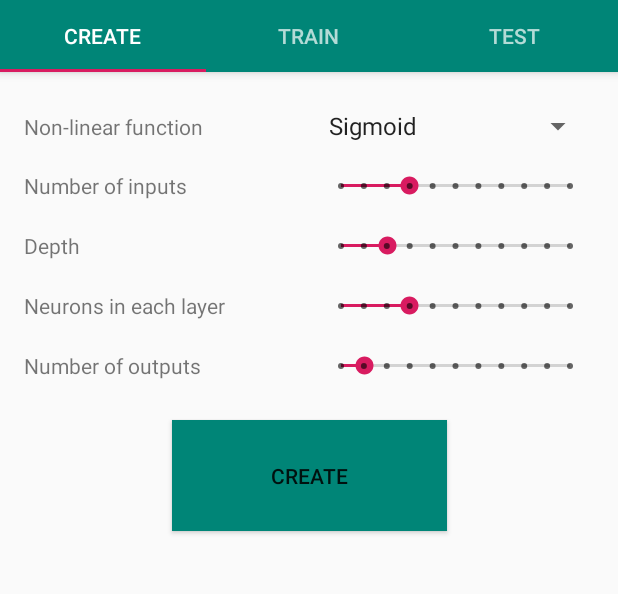
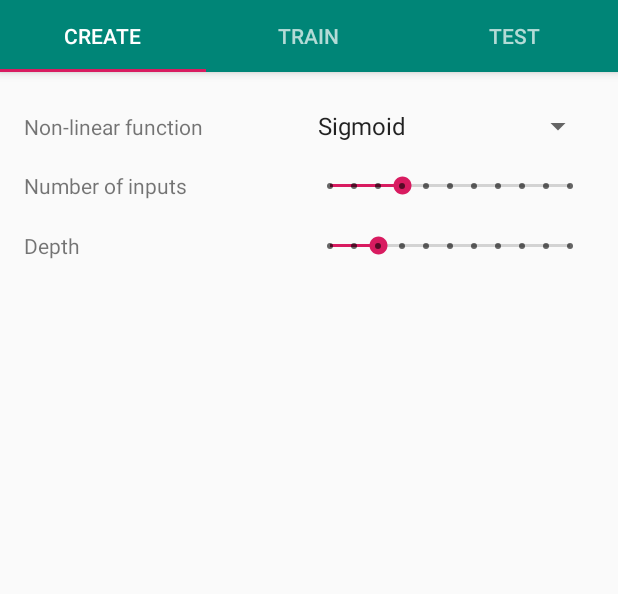
Before and after one commit to Rolodophone/customisable-neural-network, an Android app: the screen it shows after launch (MainActivity), on a phone screen of 412 x 824 dp, the part 89-683 px from its top. Run offline under Robolectric (Android 15) with nearby library versions, the phone set to English and light mode, and no system bars.

Commit message:
trying to fix a launch crash

```diff
--- a/app/src/main/res/layout/frag_create.xml
+++ b/app/src/main/res/layout/frag_create.xml
@@ -1,15 +1,12 @@
 <?xml version="1.0" encoding="utf-8"?>
 <androidx.constraintlayout.widget.ConstraintLayout xmlns:android="http://schemas.android.com/apk/res/android"
     xmlns:app="http://schemas.android.com/apk/res-auto"
-    xmlns:tools="http://schemas.android.com/tools"
     android:id="@+id/constraintLayout"
     android:layout_width="match_parent"
     android:layout_height="match_parent"
-    android:layout_gravity="center_vertical"
     android:orientation="vertical">
 
     <TableLayout
-        android:id="@+id/tableLayout"
         android:layout_width="match_parent"
         android:layout_height="wrap_content"
         android:layout_marginStart="16dp"
@@ -88,61 +85,8 @@
 
         <TableRow
             android:layout_width="match_parent"
-            android:layout_height="match_parent">
-
-            <TextView
-                android:id="@+id/textView11"
-                android:layout_width="wrap_content"
-                android:layout_height="wrap_content"
-                android:layout_gravity="center_vertical"
-                android:layout_weight="1"
-                android:text="Neurons in each layer" />
-
-            <SeekBar
-                android:id="@+id/seekBar2"
-                style="@style/Widget.AppCompat.SeekBar.Discrete"
-                android:layout_width="wrap_content"
-                android:layout_height="40dp"
-                android:layout_weight="1"
-                android:max="10"
-                android:progress="3" />
-        </TableRow>
-
-        <TableRow
-            android:layout_width="match_parent"
-            android:layout_height="match_parent">
-
-            <TextView
-                android:id="@+id/textView12"
-                android:layout_width="wrap_content"
-                android:layout_height="wrap_content"
-                android:layout_gravity="center_vertical"
-                android:layout_weight="1"
-                android:text="Number of outputs" />
-
-            <SeekBar
-                android:id="@+id/seekBar4"
-                style="@style/Widget.AppCompat.SeekBar.Discrete"
-                android:layout_width="wrap_content"
-                android:layout_height="40dp"
-                android:layout_weight="1"
-                android:max="10"
-                android:progress="1" />
-        </TableRow>
+            android:layout_height="match_parent" />
 
     </TableLayout>
 
-    <Button
-        android:id="@+id/button"
-        android:layout_width="183dp"
-        android:layout_height="74dp"
-        android:layout_marginStart="16dp"
-        android:layout_marginTop="16dp"
-        android:layout_marginEnd="16dp"
-        android:background="@color/colorPrimary"
-        android:text="Create"
-        app:layout_constraintEnd_toEndOf="parent"
-        app:layout_constraintStart_toStartOf="parent"
-        app:layout_constraintTop_toBottomOf="@+id/tableLayout" />
-
 </androidx.constraintlayout.widget.ConstraintLayout>
```
